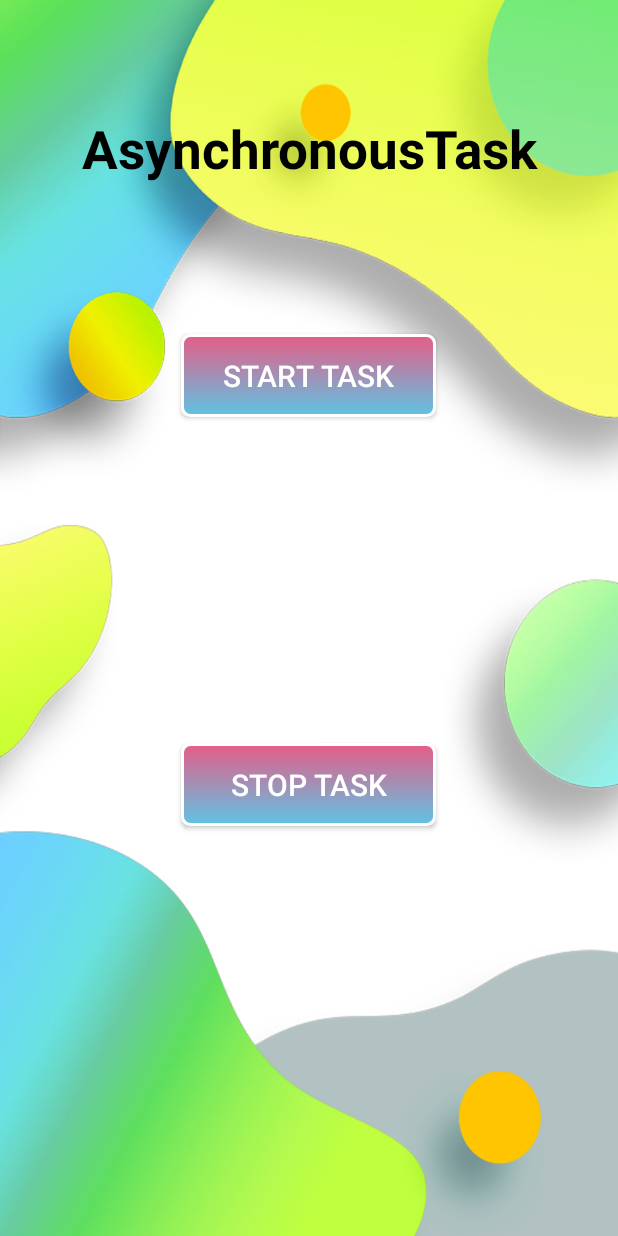
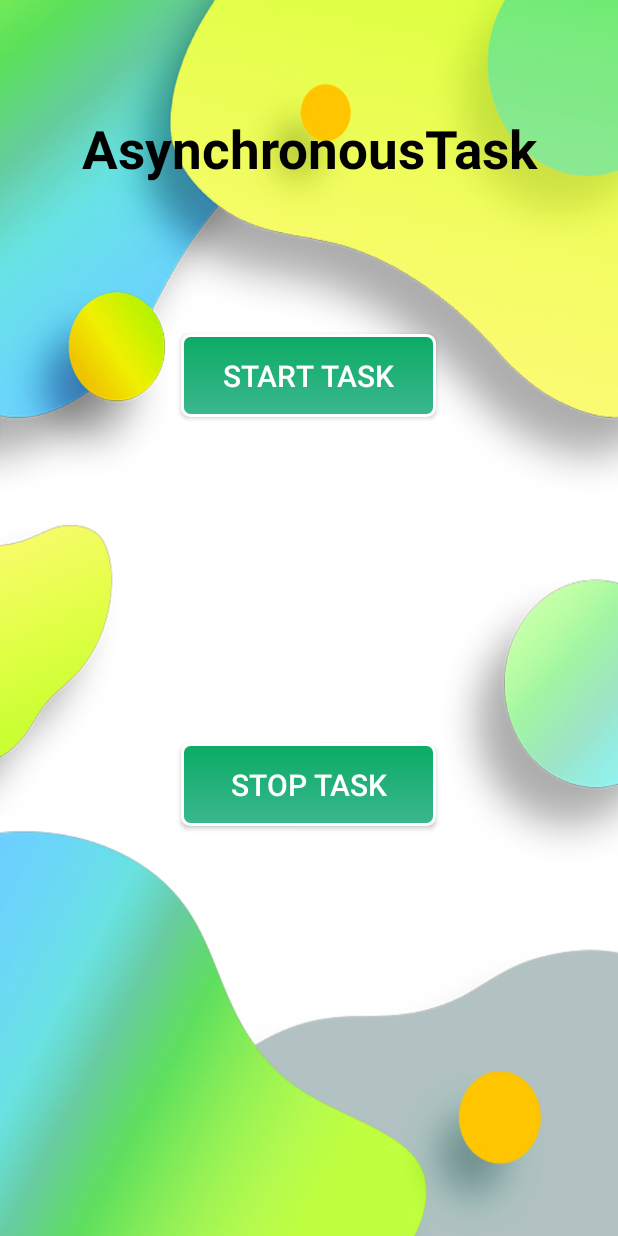
Before and after one commit to vrm-piyush/AsyncTask-App, an Android app: the screen it shows after launch (MainActivity), on a phone screen of 412 x 824 dp. Run offline under Robolectric (Android 15) with nearby library versions, the phone set to English and light mode, and no system bars.

Commit message:
Initial Commit

```diff
--- a/app/src/main/res/drawable-v24/round_button.xml
+++ b/app/src/main/res/drawable-v24/round_button.xml
@@ -3,22 +3,22 @@
     <item android:state_pressed="true" >
         <shape android:shape="rectangle"  >
             <corners android:radius="10dip" />
-            <stroke android:width="2dip" android:color="#FF512F" />
-            <gradient android:angle="-90" android:startColor="#FF512F" android:endColor="#5FC3E4"  />
+            <stroke android:width="2dip" android:color="#0BAB64" />
+            <gradient android:angle="-90" android:startColor="#0BAB64" android:endColor="#3BB78F"  />
         </shape>
     </item>
     <item android:state_focused="true">
         <shape android:shape="rectangle"  >
             <corners android:radius="10dip" />
-            <stroke android:width="2dip" android:color="#FF512F" />
-            <solid android:color="#5FC3E4"/>
+            <stroke android:width="2dip" android:color="#0BAB64" />
+            <solid android:color="#3BB78F"/>
         </shape>
     </item>
     <item >
         <shape android:shape="rectangle"  >
             <corners android:radius="5dip" />
             <stroke android:width="2dip" android:color="#FFFFFF" />
-            <gradient android:angle="-90" android:startColor="#E55D87" android:endColor="#5FC3E4" />
+            <gradient android:angle="-90" android:startColor="#0BAB64" android:endColor="#3BB78F" />
         </shape>
     </item>
 </selector>
```
